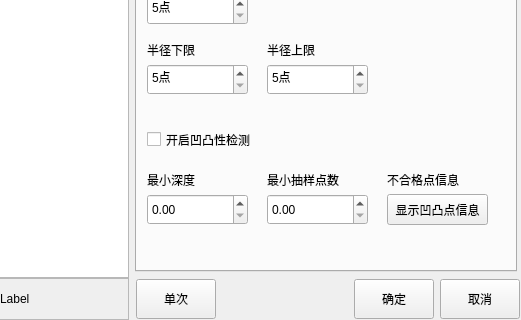
First picture: the form in CMvFindRoundParamWidget/CMvFindRoundParamWidget/CMvFindRoundParamWidget.ui, repository OrangLBlue/QtUI_For_Work, before the edit; both pictures show x 371 to 892 and y 332 to 652 of the 892 by 652 pixel window.
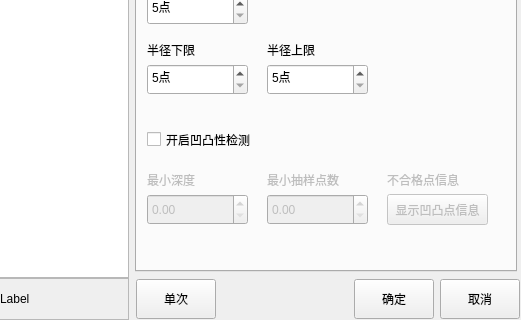
Second picture: the form after the edit. The open tabs and pages were chosen to show the change.

What changed in the file:
```diff
--- a/CMvFindRoundParamWidget/CMvFindRoundParamWidget/CMvFindRoundParamWidget.ui
+++ b/CMvFindRoundParamWidget/CMvFindRoundParamWidget/CMvFindRoundParamWidget.ui
@@ -893,6 +893,9 @@
          </widget>
         </widget>
         <widget class="QWidget" name="widget_concaveConvex" native="true">
+         <property name="enabled">
+          <bool>false</bool>
+         </property>
          <property name="geometry">
           <rect>
            <x>10</x>
```
Left out of the diff: 5 changed lines with no effect on the pictures.
